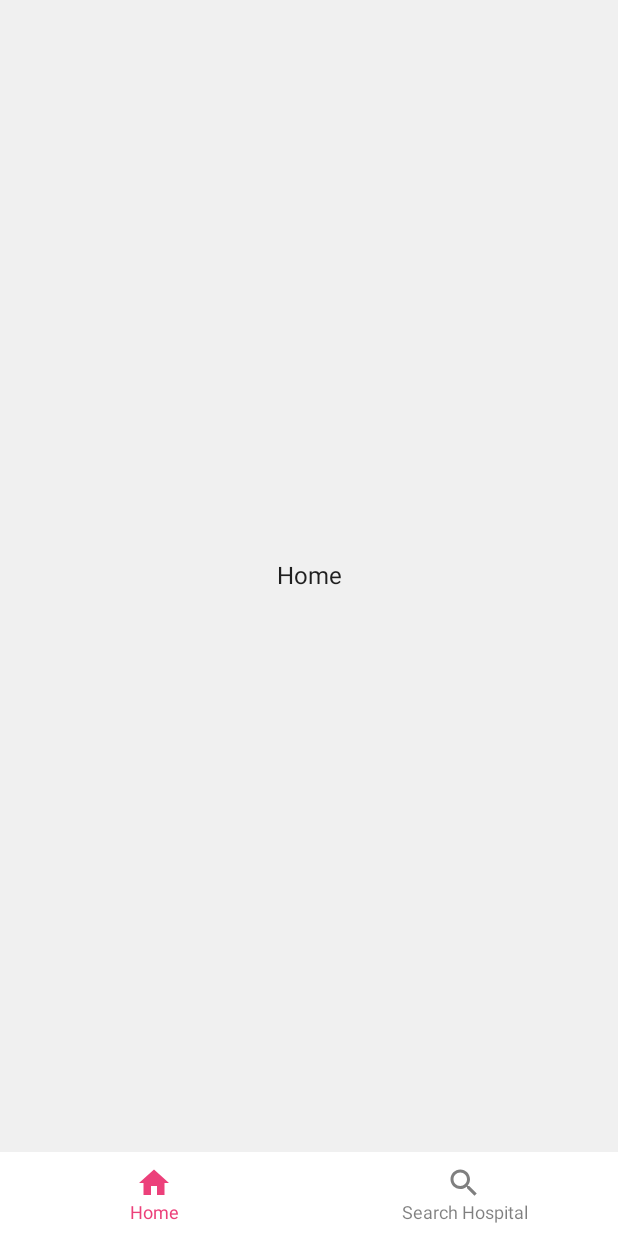
After one commit to rahmatsyalim/Edufund-Assessment, an Android app built with Jetpack Compose: the HomeScreen screen opened through its navigation route, on a phone screen of 412 x 824 dp. The commit adds this screen. Run offline under Robolectric (Android 15) with nearby library versions, the phone set to English and light mode, and no system bars; our stand-ins replace accompanist.

Commit message:
Added Home and Search Hospital screen with bottom navigation

```diff
--- a/app/build.gradle.kts
+++ b/app/build.gradle.kts
@@ -55,6 +55,7 @@ dependencies {
    implementation(libs.androidx.compose.ui)
    implementation(libs.androidx.compose.ui.tooling.preview)
    implementation(libs.androidx.compose.material)
+   implementation(libs.accompanist.systemuicontroller)
    implementation(libs.androidx.lifecycle.runtime.ktx)
    implementation(libs.androidx.lifecycle.viewmodel.compose)
    implementation(libs.androidx.navigation.compose)
--- a/app/src/main/java/com/syalim/edufundtest/ui/MainActivity.kt
+++ b/app/src/main/java/com/syalim/edufundtest/ui/MainActivity.kt
@@ -3,19 +3,31 @@ package com.syalim.edufundtest.ui
 import android.os.Bundle
 import androidx.activity.ComponentActivity
 import androidx.activity.compose.setContent
+import androidx.compose.foundation.background
 import androidx.compose.foundation.layout.fillMaxSize
 import androidx.compose.material.MaterialTheme
 import androidx.compose.material.Surface
 import androidx.compose.ui.Modifier
-import com.syalim.edufundtest.ui.theme.EdufundTestTheme
+import androidx.navigation.compose.rememberNavController
+import com.google.accompanist.systemuicontroller.rememberSystemUiController
+import com.syalim.edufundtest.ui.common.AppThemeHelper
+import com.syalim.edufundtest.ui.common.SetupSystemBarColor
+
 
 class MainActivity : ComponentActivity() {
    override fun onCreate(savedInstanceState: Bundle?) {
       super.onCreate(savedInstanceState)
       setContent {
-         EdufundTestTheme {
-            Surface(modifier = Modifier.fillMaxSize(), color = MaterialTheme.colors.background) {
-
+         val systemUiController = rememberSystemUiController()
+         val navController = rememberNavController()
+         AppThemeHelper {
+            systemUiController.SetupSystemBarColor()
+            Surface(
+               modifier = Modifier
+                  .fillMaxSize()
+                  .background(MaterialTheme.colors.background)
+            ) {
+               AppNavHost(navHostController = navController)
             }
          }
       }
--- /dev/null
+++ b/app/src/main/java/com/syalim/edufundtest/ui/Navigation.kt
@@ -0,0 +1,25 @@
+package com.syalim.edufundtest.ui
+
+import androidx.compose.runtime.Composable
+import androidx.navigation.NavHostController
+import androidx.navigation.compose.NavHost
+import androidx.navigation.compose.composable
+import com.syalim.edufundtest.ui.screens.main.MainScreen
+
+
+/**
+ * Created by Rahmat Syalim on 2022/09/28
+ * rahmatsyalim@gmail.com
+ */
+
+@Composable
+fun AppNavHost(navHostController: NavHostController) {
+   NavHost(
+      navController = navHostController,
+      startDestination = Screens.Main.route
+   ) {
+      composable(route = Screens.Main.route) {
+         MainScreen()
+      }
+   }
+}
--- /dev/null
+++ b/app/src/main/java/com/syalim/edufundtest/ui/Screens.kt
@@ -0,0 +1,11 @@
+package com.syalim.edufundtest.ui
+
+
+/**
+ * Created by Rahmat Syalim on 2022/09/28
+ * rahmatsyalim@gmail.com
+ */
+
+sealed class Screens(val route: String) {
+   object Main : Screens(route = "main_screen")
+}
--- /dev/null
+++ b/app/src/main/java/com/syalim/edufundtest/ui/common/SystemUiUtils.kt
@@ -0,0 +1,35 @@
+package com.syalim.edufundtest.ui.common
+
+import androidx.compose.material.LocalElevationOverlay
+import androidx.compose.material.MaterialTheme
+import androidx.compose.runtime.Composable
+import androidx.compose.runtime.CompositionLocalProvider
+import com.google.accompanist.systemuicontroller.SystemUiController
+import com.syalim.edufundtest.ui.theme.EdufundTestTheme
+
+
+/**
+ * Created by Rahmat Syalim on 2022/09/28
+ * rahmatsyalim@gmail.com
+ */
+
+@Composable
+fun SystemUiController.SetupSystemBarColor() {
+   setStatusBarColor(
+      color = MaterialTheme.colors.surface,
+      darkIcons = MaterialTheme.colors.isLight
+   )
+   setNavigationBarColor(
+      color = MaterialTheme.colors.surface,
+      darkIcons = MaterialTheme.colors.isLight
+   )
+}
+
+@Composable
+fun AppThemeHelper(content: @Composable () -> Unit) {
+   EdufundTestTheme {
+      CompositionLocalProvider(LocalElevationOverlay provides null) {
+         content()
+      }
+   }
+}
--- /dev/null
+++ b/app/src/main/java/com/syalim/edufundtest/ui/screens/home/HomeScreen.kt
@@ -0,0 +1,37 @@
+package com.syalim.edufundtest.ui.screens.home
+
+import androidx.compose.foundation.layout.Box
+import androidx.compose.foundation.layout.fillMaxSize
+import androidx.compose.material.Text
+import androidx.compose.runtime.Composable
+import androidx.compose.ui.Alignment
+import androidx.compose.ui.Modifier
+import androidx.compose.ui.res.stringResource
+import androidx.compose.ui.tooling.preview.Preview
+import com.syalim.edufundtest.R
+import com.syalim.edufundtest.ui.common.AppThemeHelper
+
+
+/**
+ * Created by Rahmat Syalim on 2022/09/28
+ * rahmatsyalim@gmail.com
+ */
+
+@Composable
+fun HomeScreen() {
+   Box(
+      modifier = Modifier
+         .fillMaxSize(),
+      contentAlignment = Alignment.Center
+   ) {
+      Text(text = stringResource(id = R.string.home))
+   }
+}
+
+@Preview(showBackground = true)
+@Composable
+fun HomeScreenPreview() {
+   AppThemeHelper {
+      HomeScreen()
+   }
+}
--- /dev/null
+++ b/app/src/main/java/com/syalim/edufundtest/ui/screens/main/MainBottomNavItem.kt
@@ -0,0 +1,32 @@
+package com.syalim.edufundtest.ui.screens.main
+
+import androidx.annotation.StringRes
+import androidx.compose.material.icons.Icons
+import androidx.compose.material.icons.filled.Home
+import androidx.compose.material.icons.filled.Search
+import androidx.compose.ui.graphics.vector.ImageVector
+import com.syalim.edufundtest.R
+
+
+/**
+ * Created by Rahmat Syalim on 2022/09/28
+ * rahmatsyalim@gmail.com
+ */
+
+sealed class MainBottomNavItem(
+   val route: String,
+   @StringRes val titleResId: Int,
+   val icon: ImageVector
+) {
+   object Home : MainBottomNavItem(
+      route = "home_screen",
+      titleResId = R.string.home,
+      icon = Icons.Default.Home
+   )
+
+   object SearchHospital : MainBottomNavItem(
+      route = "search_hospital_screen",
+      titleResId = R.string.search_hospital,
+      icon = Icons.Default.Search
+   )
+}
--- /dev/null
+++ b/app/src/main/java/com/syalim/edufundtest/ui/screens/main/MainNavigation.kt
@@ -0,0 +1,31 @@
+package com.syalim.edufundtest.ui.screens.main
+
+import androidx.compose.runtime.Composable
+import androidx.compose.ui.Modifier
+import androidx.navigation.NavHostController
+import androidx.navigation.compose.NavHost
+import androidx.navigation.compose.composable
+import com.syalim.edufundtest.ui.screens.home.HomeScreen
+import com.syalim.edufundtest.ui.screens.search_hospital.SearchHospitalScreen
+
+
+/**
+ * Created by Rahmat Syalim on 2022/09/28
+ * rahmatsyalim@gmail.com
+ */
+
+@Composable
+fun MainNavHost(navController: NavHostController, modifier: Modifier) {
+   NavHost(
+      navController = navController,
+      startDestination = MainBottomNavItem.Home.route,
+      modifier = modifier
+   ) {
+      composable(route = MainBottomNavItem.Home.route) {
+         HomeScreen()
+      }
+      composable(route = MainBottomNavItem.SearchHospital.route) {
+         SearchHospitalScreen()
+      }
+   }
+}
--- /dev/null
+++ b/app/src/main/java/com/syalim/edufundtest/ui/screens/main/MainScreen.kt
@@ -0,0 +1,43 @@
+package com.syalim.edufundtest.ui.screens.main
+
+import android.annotation.SuppressLint
+import android.content.res.Configuration.UI_MODE_NIGHT_YES
+import androidx.compose.foundation.layout.padding
+import androidx.compose.material.Scaffold
+import androidx.compose.runtime.Composable
+import androidx.compose.ui.Modifier
+import androidx.compose.ui.tooling.preview.Preview
+import androidx.navigation.compose.rememberNavController
+import com.syalim.edufundtest.ui.common.AppThemeHelper
+import com.syalim.edufundtest.ui.screens.main.components.BottomNavBar
+
+
+/**
+ * Created by Rahmat Syalim on 2022/09/28
+ * rahmatsyalim@gmail.com
+ */
+
+@SuppressLint("UnusedMaterialScaffoldPaddingParameter")
+@Composable
+fun MainScreen() {
+   val navController = rememberNavController()
+   Scaffold(
+      bottomBar = {
+         BottomNavBar(navController = navController)
+      }
+   ) { padding ->
+      MainNavHost(
+         navController = navController,
+         modifier = Modifier.padding(padding)
+      )
+   }
+}
+
+@Preview(showBackground = true)
+@Preview(showBackground = true, uiMode = UI_MODE_NIGHT_YES)
+@Composable
+fun MainScreenPreview() {
+   AppThemeHelper {
+      MainScreen()
+   }
+}
--- /dev/null
+++ b/app/src/main/java/com/syalim/edufundtest/ui/screens/main/components/BottomNavBar.kt
@@ -0,0 +1,66 @@
+package com.syalim.edufundtest.ui.screens.main.components
+
+import androidx.compose.material.*
+import androidx.compose.runtime.Composable
+import androidx.compose.runtime.getValue
+import androidx.compose.ui.Modifier
+import androidx.compose.ui.draw.alpha
+import androidx.compose.ui.res.stringResource
+import androidx.compose.ui.unit.dp
+import androidx.navigation.NavController
+import androidx.navigation.compose.currentBackStackEntryAsState
+import com.syalim.edufundtest.ui.screens.main.MainBottomNavItem
+
+
+/**
+ * Created by Rahmat Syalim on 2022/09/28
+ * rahmatsyalim@gmail.com
+ */
+
+@Composable
+fun BottomNavBar(
+   navController: NavController
+) {
+   val items = listOf(
+      MainBottomNavItem.Home,
+      MainBottomNavItem.SearchHospital
+   )
+
+   val navBackStackEntry by navController.currentBackStackEntryAsState()
+   val currentRoute = navBackStackEntry?.destination?.route
+   Divider()
+   BottomNavigation(
+      backgroundColor = MaterialTheme.colors.surface,
+      elevation = 0.dp
+   ) {
+      items.forEach { item ->
+         val selected = currentRoute == item.route
+         BottomNavigationItem(
+            label = {
+               Text(text = stringResource(id = item.titleResId))
+            },
+            icon = {
+               Icon(
+                  imageVector = item.icon,
+                  contentDescription = stringResource(id = item.titleResId)
+               )
+            },
+            selectedContentColor = MaterialTheme.colors.primary,
+            unselectedContentColor = MaterialTheme.colors.onSurface,
+            modifier = Modifier.alpha(if (selected) 1f else 0.5f),
+            selected = currentRoute == item.route,
+            onClick = {
+               navController.navigate(item.route) {
+                  navController.graph.startDestinationRoute?.let {
+                     popUpTo(it) {
+                        saveState = true
+                     }
+                  }
+                  launchSingleTop = true
+                  restoreState = true
+               }
+            }
+         )
+      }
+   }
+}
--- a/app/src/main/java/com/syalim/edufundtest/ui/theme/Color.kt
+++ b/app/src/main/java/com/syalim/edufundtest/ui/theme/Color.kt
@@ -7,3 +7,7 @@ val themePrimary = Color(0xFFEC407A)
 val themePrimaryVariant = Color(0xFFB6335F)
 val themeSecondary = Color(0xFF00AFFF)
 val themeSecondaryVariant = Color(0xFF007AB1)
+val themeBackgroundLight = Color(0xFFF0F0F0)
+val themeSurfaceLight = Color(0xFFFFFFFF)
+val themeBackgroundDark = Color(0xFF121212)
+val themeSurfaceDark = Color(0xFF181818)
--- a/app/src/main/java/com/syalim/edufundtest/ui/theme/Shape.kt
+++ b/app/src/main/java/com/syalim/edufundtest/ui/theme/Shape.kt
@@ -5,7 +5,7 @@ import androidx.compose.material.Shapes
 import androidx.compose.ui.unit.dp
 
 val Shapes = Shapes(
-   small = RoundedCornerShape(4.dp),
-   medium = RoundedCornerShape(4.dp),
+   small = RoundedCornerShape(percent = 50),
+   medium = RoundedCornerShape(size = dimenSmall),
    large = RoundedCornerShape(0.dp)
 )
--- a/app/src/main/res/values/colors.xml
+++ b/app/src/main/res/values/colors.xml
@@ -1,10 +1,5 @@
 <?xml version="1.0" encoding="utf-8"?>
 <resources>
-   <color name="purple_200">#FFBB86FC</color>
-   <color name="purple_500">#FF6200EE</color>
-   <color name="purple_700">#FF3700B3</color>
-   <color name="teal_200">#FF03DAC5</color>
-   <color name="teal_700">#FF018786</color>
    <color name="black">#FF000000</color>
    <color name="white">#FFFFFFFF</color>
 </resources>
--- a/app/src/main/res/values/strings.xml
+++ b/app/src/main/res/values/strings.xml
@@ -1,3 +1,6 @@
 <resources>
    <string name="app_name">EdufundTest</string>
+
+   <string name="home">Home</string>
+   <string name="search_hospital">Search Hospital</string>
 </resources>
--- a/app/src/main/res/values/themes.xml
+++ b/app/src/main/res/values/themes.xml
@@ -1,7 +1,6 @@
 <?xml version="1.0" encoding="utf-8"?>
 <resources>
 
-   <style name="Theme.EdufundTest" parent="android:Theme.Material.Light.NoActionBar">
-      <item name="android:statusBarColor">@color/purple_700</item>
-   </style>
+   <style name="Theme.EdufundTest" parent="android:Theme.Material.Light.NoActionBar" />
+
 </resources>
--- a/gradle/libs.versions.toml
+++ b/gradle/libs.versions.toml
@@ -1,5 +1,6 @@
 [versions]
 android = "7.3.0"
+accompanist = "0.25.1"
 androidxActivity = "1.6.0"
 androidxAppCompat = "1.5.1"
 androidxCompose = "1.2.1"
@@ -21,6 +22,7 @@ secrets = "2.0.1"
 timber = "5.0.1"
 
 [libraries]
+accompanist-systemuicontroller = { module = "com.google.accompanist:accompanist-systemuicontroller", version.ref = "accompanist" }
 androidx-activity-compose = { module = "androidx.activity:activity-compose", version.ref = "androidxActivity" }
 androidx-appcompat = { module = "androidx.appcompat:appcompat", version.ref = "androidxAppCompat" }
 androidx-compose-ui = { module = "androidx.compose.ui:ui", version.ref = "androidxCompose" }
```
Also changed, not shown: app/src/main/java/com/syalim/edufundtest/ui/screens/search_hospital/SearchHospitalScreen.kt (added, +40 -0 lines), app/src/main/java/com/syalim/edufundtest/ui/screens/search_hospital/components/SearchBar.kt (added, +47 -0 lines), app/src/main/java/com/syalim/edufundtest/ui/theme/Theme.kt (+7 -9 lines).
